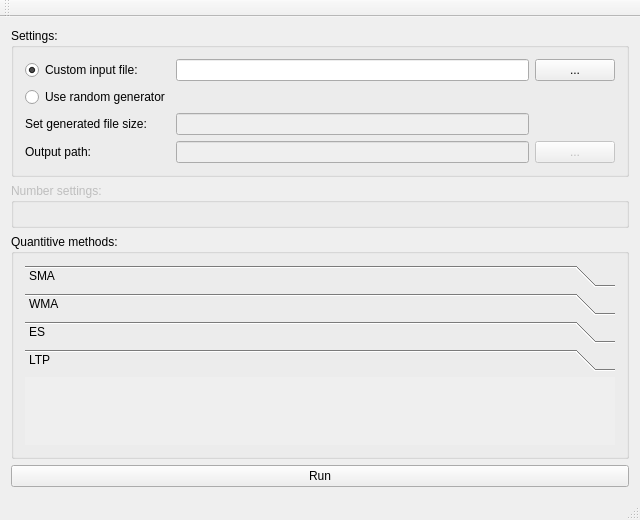
The window that ForecastingUI/mainwindow.ui (Apokal/forecastingui) describes before a commit, drawn with Qt 5.
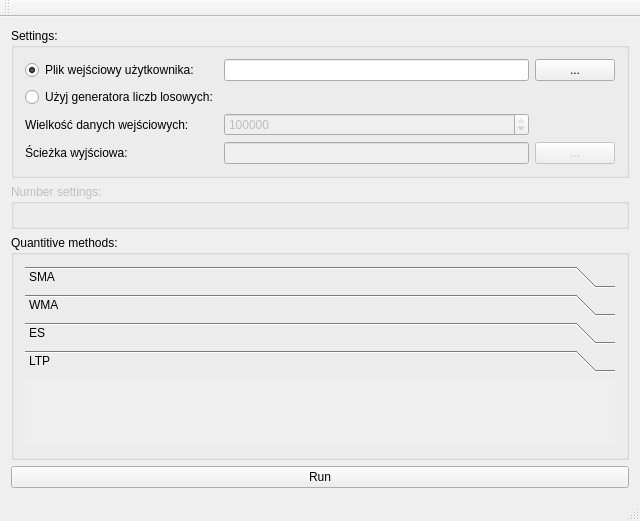
The same window after the commit. Custom widgets are drawn as their Qt base class.

Commit message: Input data size is now taken from UI

Diff of the .ui file:
```diff
--- a/ForecastingUI/mainwindow.ui
+++ b/ForecastingUI/mainwindow.ui
@@ -30,7 +30,7 @@
        <item row="0" column="0">
         <widget class="QRadioButton" name="customFile_RadBtn">
          <property name="text">
-          <string>Custom input file:</string>
+          <string>Plik wejściowy użytkownika:</string>
          </property>
          <property name="checked">
           <bool>true</bool>
@@ -47,14 +47,14 @@
        <item row="1" column="0">
         <widget class="QRadioButton" name="randomGenerator_RadBtn">
          <property name="text">
-          <string>Use random generator</string>
+          <string>Użyj generatora liczb losowych:</string>
          </property>
         </widget>
        </item>
        <item row="2" column="0">
         <widget class="QLabel" name="label">
          <property name="text">
-          <string>Set generated file size:</string>
+          <string>Wielkość danych wejściowych:</string>
          </property>
         </widget>
        </item>
@@ -65,17 +65,10 @@
          </property>
         </widget>
        </item>
-       <item row="2" column="1">
-        <widget class="QLineEdit" name="genFileSize_LnEdit">
-         <property name="enabled">
-          <bool>false</bool>
-         </property>
-        </widget>
-       </item>
        <item row="3" column="0">
         <widget class="QLabel" name="label_2">
          <property name="text">
-          <string>Output path:</string>
+          <string>Ścieżka wyjściowa:</string>
          </property>
         </widget>
        </item>
@@ -92,6 +85,19 @@
          </property>
         </widget>
        </item>
+       <item row="2" column="1">
+        <widget class="QSpinBox" name="genInputSize_SpBox">
+         <property name="enabled">
+          <bool>false</bool>
+         </property>
+         <property name="maximum">
+          <number>1000000</number>
+         </property>
+         <property name="value">
+          <number>100000</number>
+         </property>
+        </widget>
+       </item>
       </layout>
      </widget>
     </item>
```
Left out of the diff: 2 changed lines with no effect on the pictures. The commit also changes 11 other files.
